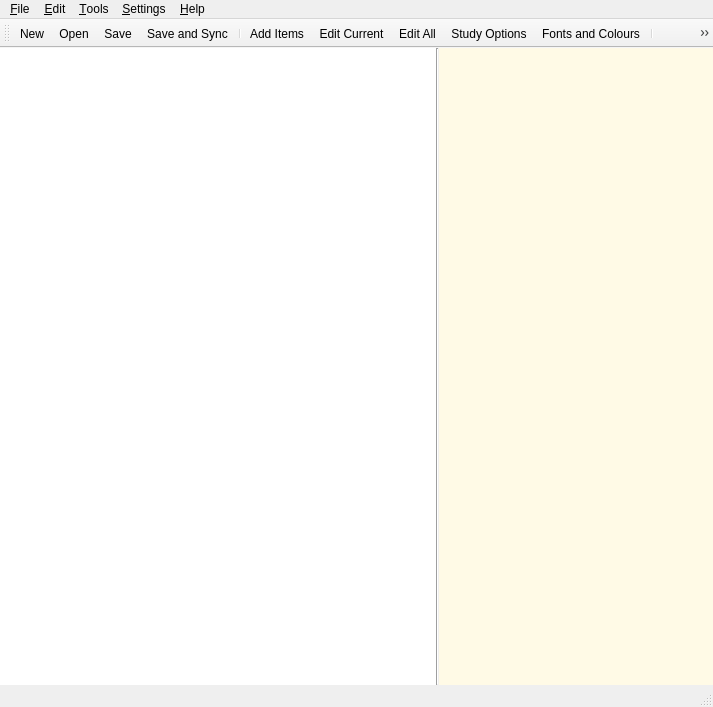
Before: the Qt Designer form designer/main.ui in ankitects/anki, drawn with Qt 5.
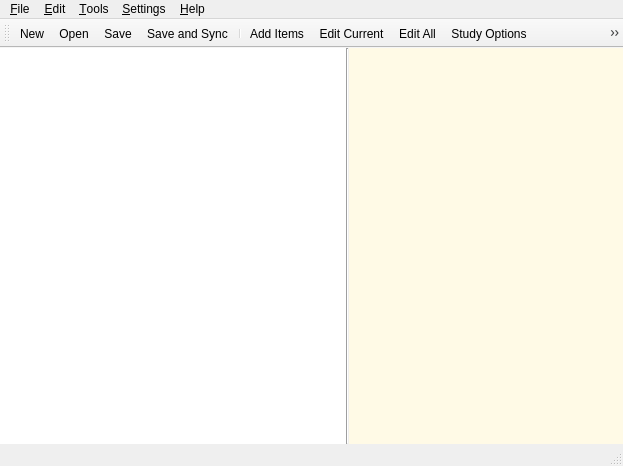
After: the same form once the commit is applied. Icons and pictures are not drawn.

Commit message: fix tab order of answer buttons

What changed in the file:
```diff
--- a/designer/main.ui
+++ b/designer/main.ui
@@ -5,8 +5,8 @@
    <rect>
     <x>0</x>
     <y>0</y>
-    <width>713</width>
-    <height>707</height>
+    <width>536</width>
+    <height>466</height>
    </rect>
   </property>
   <property name="sizePolicy" >
@@ -27,8 +27,8 @@
     <rect>
      <x>0</x>
      <y>69</y>
-     <width>713</width>
-     <height>618</height>
+     <width>536</width>
+     <height>377</height>
     </rect>
    </property>
    <property name="sizePolicy" >
@@ -154,8 +154,8 @@
            <rect>
             <x>0</x>
             <y>0</y>
-            <width>428</width>
-            <height>546</height>
+            <width>251</width>
+            <height>305</height>
            </rect>
           </property>
          </widget>
@@ -789,7 +789,7 @@
            <rect>
             <x>0</x>
             <y>0</y>
-            <width>428</width>
+            <width>251</width>
             <height>66</height>
            </rect>
           </property>
@@ -987,7 +987,7 @@
     <rect>
      <x>0</x>
      <y>0</y>
-     <width>713</width>
+     <width>536</width>
      <height>23</height>
     </rect>
    </property>
@@ -1135,8 +1135,8 @@
    <property name="geometry" >
     <rect>
      <x>0</x>
-     <y>687</y>
-     <width>713</width>
+     <y>446</y>
+     <width>536</width>
      <height>20</height>
     </rect>
    </property>
@@ -1149,7 +1149,7 @@
     <rect>
      <x>0</x>
      <y>23</y>
-     <width>713</width>
+     <width>536</width>
      <height>46</height>
     </rect>
    </property>
```
Left out of the diff: 17 changed lines with no effect on the pictures.
